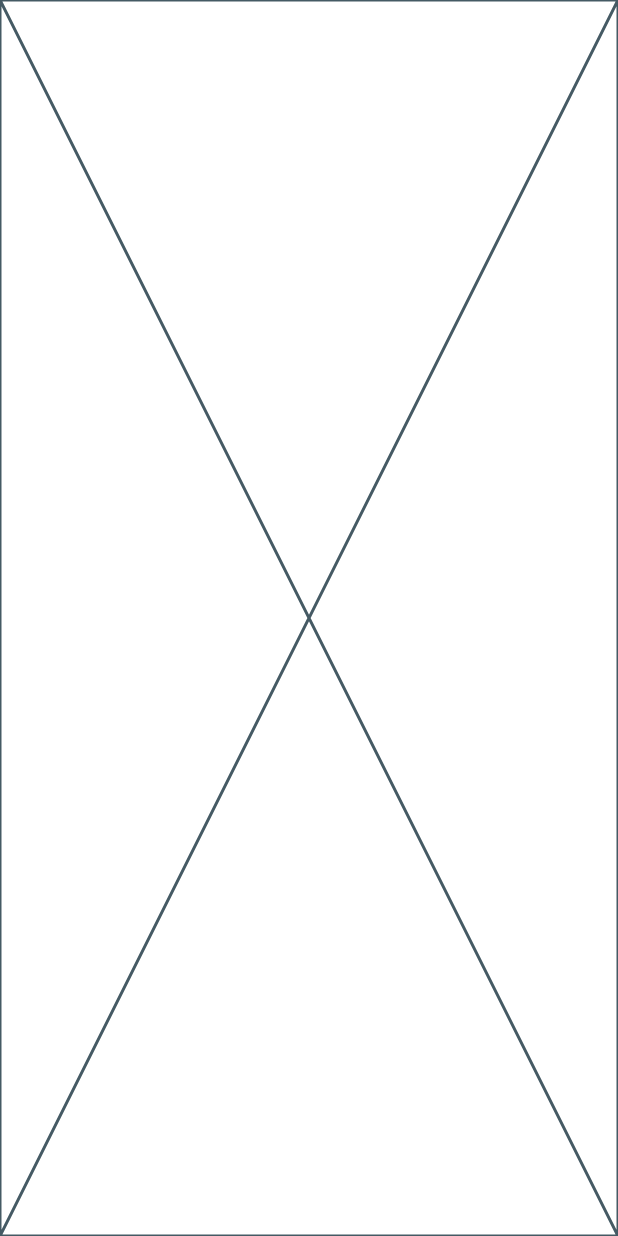
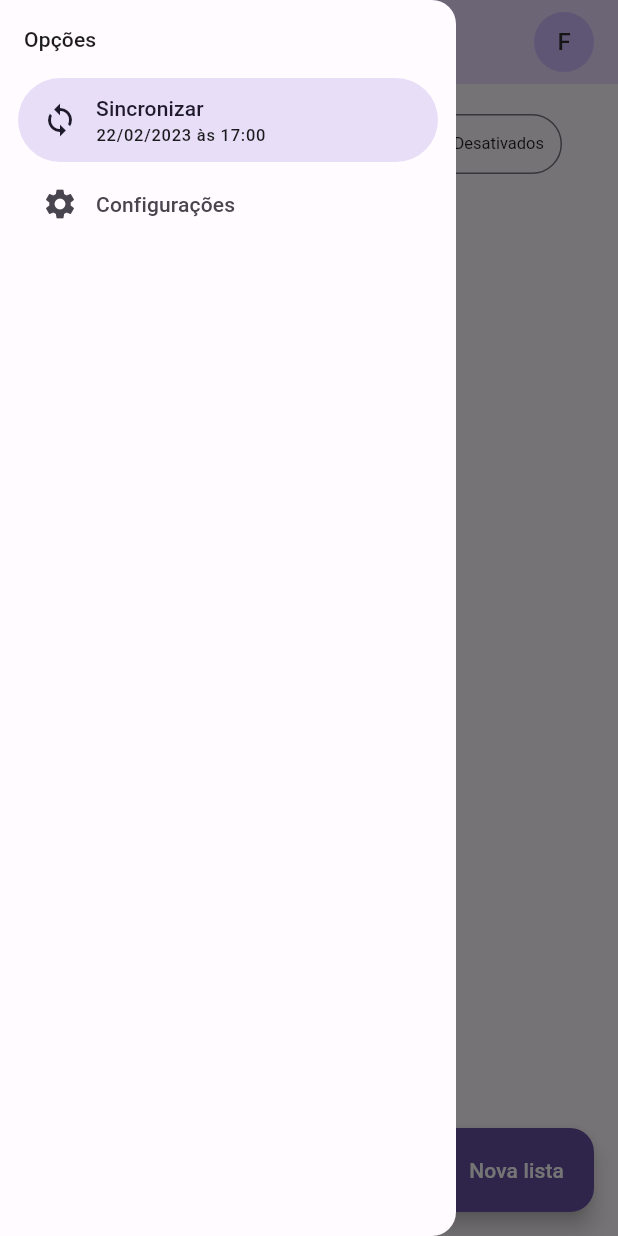
Before and after one commit to ozzfelipe/flutter_lista_compras, a Flutter app: the screen it shows after launch, with the side drawer open (before the commit the screen has no drawer), on a phone screen of 412 x 824 dp. Run offline on Flutter 3.47's test engine with Material 2 defaults, Android fonts, the phone set to English and light mode, and no system bars.

Commit message:
home page

```diff
--- a/app/lib/src/home/home_page.dart
+++ b/app/lib/src/home/home_page.dart
@@ -1,5 +1,7 @@
-import 'package:flutter/src/widgets/framework.dart';
-import 'package:flutter/src/widgets/placeholder.dart';
+import 'package:flutter/material.dart';
+import 'package:lista_de_compras/src/home/widgets/custom_drawer.dart';
+
+import '../shared/widgets/user_image_button.dart';
 
 class HomePage extends StatefulWidget {
   const HomePage({super.key});
@@ -11,6 +13,43 @@ class HomePage extends StatefulWidget {
 class _HomePageState extends State<HomePage> {
   @override
   Widget build(BuildContext context) {
-    return const Placeholder();
+    return Scaffold(
+      appBar: AppBar(
+        title: const Text('Lista de Compras'),
+        actions: const [
+          Padding(
+            padding: EdgeInsets.only(right: 16),
+            child: UserImageButton(),
+          )
+        ],
+      ),
+      drawer: const CustomDrawer(),
+      body: Center(
+        child: Column(
+          crossAxisAlignment: CrossAxisAlignment.center,
+          children: [
+            Padding(
+              padding: const EdgeInsets.all(16.0),
+              child: SegmentedButton<int>(
+                showSelectedIcon: false,
+                segments: const [
+                  ButtonSegment(value: 0, label: Text('Todos')),
+                  ButtonSegment(value: 1, label: Text('Pendentes')),
+                  ButtonSegment(value: 2, label: Text('Concluídos')),
+                  ButtonSegment(value: 3, label: Text('Desativados')),
+                ],
+                selected: const {0},
+                onSelectionChanged: (value) {},
+              ),
+            )
+          ],
+        ),
+      ),
+      floatingActionButton: FloatingActionButton.extended(
+        onPressed: () {},
+        icon: const Icon(Icons.edit),
+        label: const Text('Nova lista'),
+      ),
+    );
   }
 }
--- /dev/null
+++ b/app/lib/src/home/widgets/custom_drawer.dart
@@ -0,0 +1,41 @@
+import 'package:flutter/material.dart';
+
+class CustomDrawer extends StatefulWidget {
+  const CustomDrawer({super.key});
+
+  @override
+  State<CustomDrawer> createState() => _CustomDrawerState();
+}
+
+class _CustomDrawerState extends State<CustomDrawer> {
+  @override
+  Widget build(BuildContext context) {
+    return NavigationDrawer(children: [
+      Padding(
+        padding: const EdgeInsets.all(16.0),
+        child: Text(
+          'Opções',
+          style: Theme.of(context).textTheme.titleSmall,
+        ),
+      ),
+      NavigationDrawerDestination(
+        icon: const Icon(Icons.sync),
+        label: Column(
+          crossAxisAlignment: CrossAxisAlignment.start,
+          mainAxisAlignment: MainAxisAlignment.center,
+          children: [
+            const Text('Sincronizar'),
+            Text(
+              '22/02/2023 às 17:00',
+              style: Theme.of(context).textTheme.labelSmall,
+            ),
+          ],
+        ),
+      ),
+      const NavigationDrawerDestination(
+        icon: Icon(Icons.settings),
+        label: Text('Configurações'),
+      ),
+    ]);
+  }
+}
--- a/app/lib/src/shared/themes/theme.dart
+++ b/app/lib/src/shared/themes/theme.dart
@@ -8,13 +8,28 @@ ThemeData get _lightThemeData => ThemeData(
         backgroundColor: _lightColorScheme.primary,
         foregroundColor: Colors.white,
       ),
+      segmentedButtonTheme: _segmentdButtonTheme,
     );
 
 ThemeData get _darkThemeData => ThemeData(
       useMaterial3: true,
       colorScheme: _darkColorScheme,
       appBarTheme: _appBarTheme(_darkColorScheme),
+      segmentedButtonTheme: _segmentdButtonTheme,
     );
 
 AppBarTheme _appBarTheme(ColorScheme colorScheme) => AppBarTheme(
     centerTitle: true, backgroundColor: colorScheme.primaryContainer);
+
+SegmentedButtonThemeData get _segmentdButtonTheme =>
+    SegmentedButtonThemeData(style:
+        ButtonStyle(textStyle: MaterialStateProperty.resolveWith((states) {
+      if (states.contains(MaterialState.selected)) {
+        return const TextStyle(
+          fontSize: 9,
+        );
+      }
+      return const TextStyle(
+        fontSize: 11,
+      );
+    })));
--- /dev/null
+++ b/app/lib/src/shared/widgets/user_image_button.dart
@@ -0,0 +1,19 @@
+import 'package:flutter/material.dart';
+
+class UserImageButton extends StatelessWidget {
+  const UserImageButton({super.key});
+
+  @override
+  Widget build(BuildContext context) {
+    return GestureDetector(
+      onTap: () {},
+      child: CircleAvatar(
+        backgroundColor: Theme.of(context).colorScheme.inversePrimary,
+        child: Text(
+          'F',
+          style: TextStyle(color: Theme.of(context).colorScheme.inverseSurface),
+        ),
+      ),
+    );
+  }
+}
```
